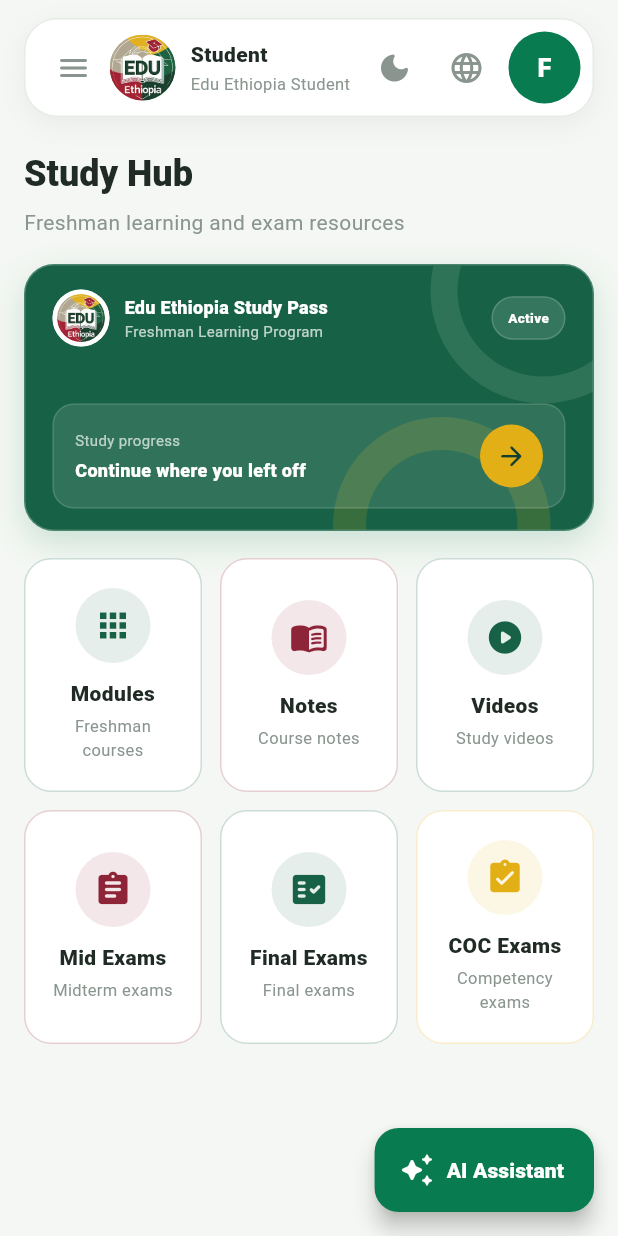
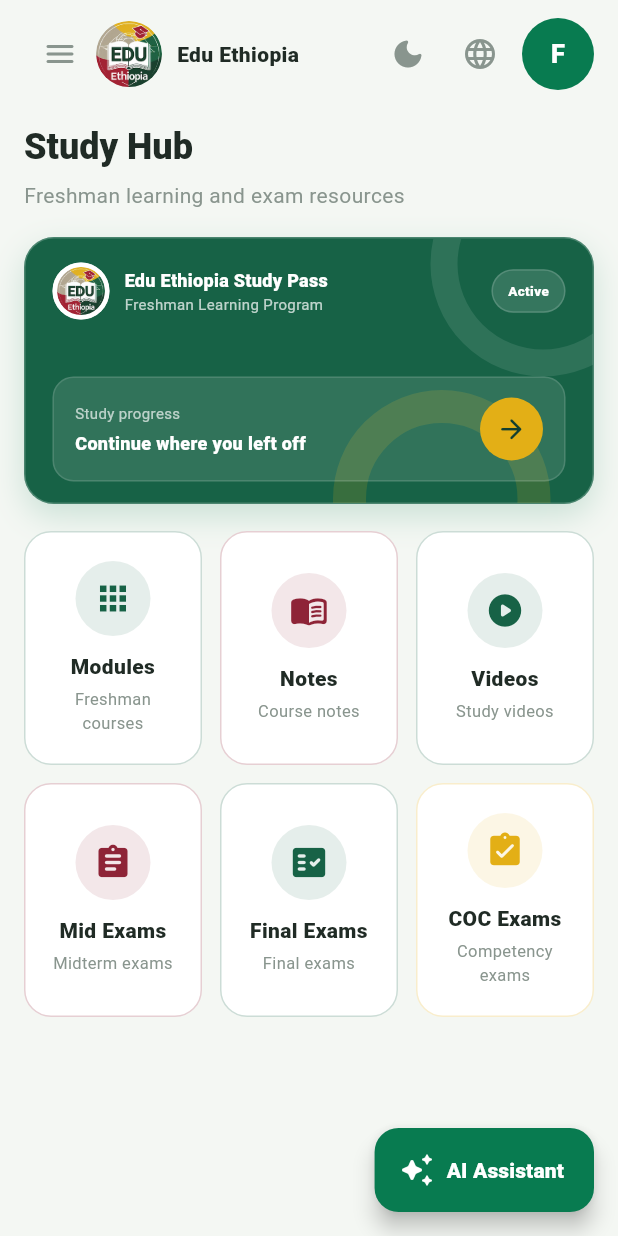
Before and after one commit to SineJhon/EduEthiopia, a Flutter app: the DashboardScreen screen opened directly, on a phone screen of 412 x 824 dp. Run offline on Flutter 3.47's test engine with Material 3 defaults, Android fonts, the phone set to English and light mode, and no system bars; our stand-ins replace flutter_animate, google_fonts.

Commit message:
Head Done

```diff
--- a/lib/features/dashboard/dashboard_screen.dart
+++ b/lib/features/dashboard/dashboard_screen.dart
@@ -48,12 +48,6 @@ class _DashboardScreenState extends State<DashboardScreen> {
   Widget build(BuildContext context) {
     final strings = AppStrings(_isAmharic);
     final colorScheme = Theme.of(context).colorScheme;
-    final displayName = (widget.userName?.trim().isNotEmpty ?? false)
-        ? widget.userName!.trim()
-        : (_isAmharic ? 'ተማሪ' : 'Student');
-    final displayUniversity = (widget.university?.trim().isNotEmpty ?? false)
-        ? widget.university!.trim()
-        : (_isAmharic ? 'የኢትዮጵያ ተማሪ' : 'Edu Ethiopia Student');
 
     return Scaffold(
       drawer: _DashboardDrawer(
@@ -86,8 +80,6 @@ class _DashboardScreenState extends State<DashboardScreen> {
                       crossAxisAlignment: CrossAxisAlignment.stretch,
                       children: [
                         _ProfileBadge(
-                          name: displayName,
-                          university: displayUniversity,
                           categoryLabel: _categoryLabel,
                           categories: _categories,
                           isAmharic: _isAmharic,
@@ -172,8 +164,6 @@ class _DashboardScreenState extends State<DashboardScreen> {
 
 class _ProfileBadge extends StatelessWidget {
   const _ProfileBadge({
-    required this.name,
-    required this.university,
     required this.categoryLabel,
     required this.categories,
     required this.isAmharic,
@@ -182,8 +172,6 @@ class _ProfileBadge extends StatelessWidget {
     required this.onLanguageChanged,
   });
 
-  final String name;
-  final String university;
   final String categoryLabel;
   final List<String> categories;
   final bool isAmharic;
@@ -195,21 +183,7 @@ class _ProfileBadge extends StatelessWidget {
   Widget build(BuildContext context) {
     final colorScheme = Theme.of(context).colorScheme;
 
-    return Container(
-      padding: const EdgeInsets.fromLTRB(8, 8, 8, 8),
-      decoration: BoxDecoration(
-        color: colorScheme.surface,
-        borderRadius: BorderRadius.circular(22),
-        border: Border.all(color: colorScheme.outlineVariant),
-        boxShadow: [
-          BoxShadow(
-            color: Colors.black.withValues(alpha: 0.05),
-            blurRadius: 14,
-            offset: const Offset(0, 5),
-          ),
-        ],
-      ),
-      child: Row(
+    return Row(
       children: [
         IconButton(
           tooltip: isAmharic ? 'ምናሌ' : 'Menu',
@@ -230,12 +204,8 @@ class _ProfileBadge extends StatelessWidget {
         ),
         const SizedBox(width: 10),
         Expanded(
-            child: Column(
-              crossAxisAlignment: CrossAxisAlignment.start,
-              mainAxisSize: MainAxisSize.min,
-              children: [
-                Text(
-                  name,
+          child: Text(
+            'Edu Ethiopia',
             maxLines: 1,
             overflow: TextOverflow.ellipsis,
             style: TextStyle(
@@ -243,18 +213,6 @@ class _ProfileBadge extends StatelessWidget {
               fontWeight: FontWeight.w900,
               color: colorScheme.onSurface,
             ),
-                ),
-                const SizedBox(height: 2),
-                Text(
-                  university,
-                  maxLines: 1,
-                  overflow: TextOverflow.ellipsis,
-                  style: TextStyle(
-                    fontSize: 11,
-                    color: colorScheme.onSurfaceVariant,
-                  ),
-                ),
-              ],
           ),
         ),
         const ThemeToggle(),
@@ -308,7 +266,6 @@ class _ProfileBadge extends StatelessWidget {
           ),
         ),
       ],
-      ),
     );
   }
 }
```
Lines whose indentation alone changed are shown as unchanged.
